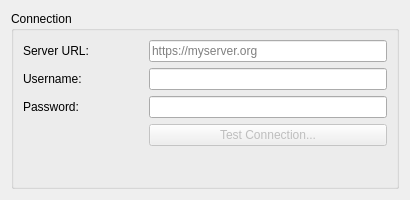
Before: the Qt Designer form resources/openxchange/configdialog.ui in KDE/kdepim-runtime, drawn with Qt 5.
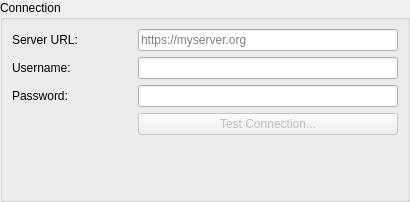
After: the same form once the commit is applied. Custom widgets are drawn as their Qt base class.

Commit message: Remove double margin

Diff of the .ui file:
```diff
--- a/resources/openxchange/configdialog.ui
+++ b/resources/openxchange/configdialog.ui
@@ -7,13 +7,25 @@
     <x>0</x>
     <y>0</y>
     <width>410</width>
-    <height>200</height>
+    <height>202</height>
    </rect>
   </property>
   <property name="windowTitle">
    <string>Open-Xchange Configuration</string>
   </property>
   <layout class="QVBoxLayout" name="verticalLayout">
+   <property name="leftMargin">
+    <number>0</number>
+   </property>
+   <property name="topMargin">
+    <number>0</number>
+   </property>
+   <property name="rightMargin">
+    <number>0</number>
+   </property>
+   <property name="bottomMargin">
+    <number>0</number>
+   </property>
    <item>
     <widget class="QGroupBox" name="groupBox">
      <property name="title">
```
Left out of the diff: 1 changed line with no effect on the pictures. The commit also changes 6 other files.
